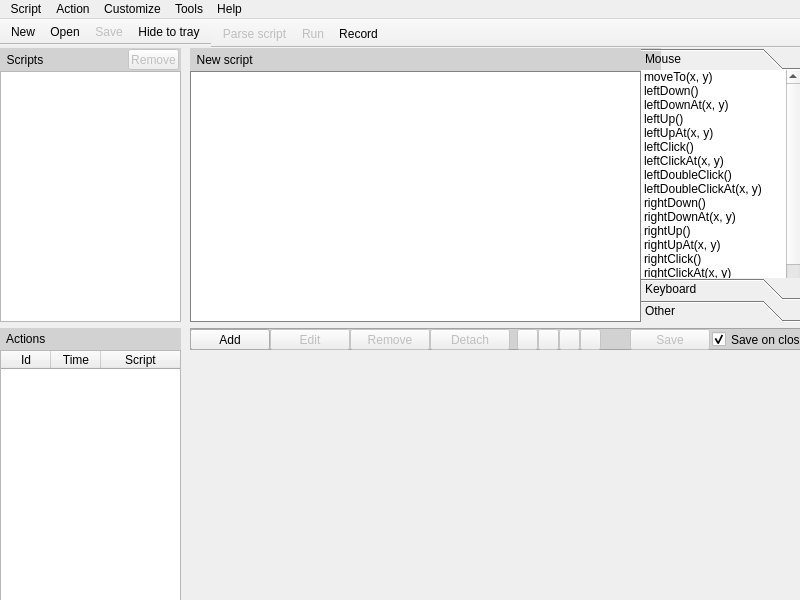
This is DoForMe!/mainwin.ui in jajcek/DoForMe as Qt 5 draws it before an edit. The edited form follows.
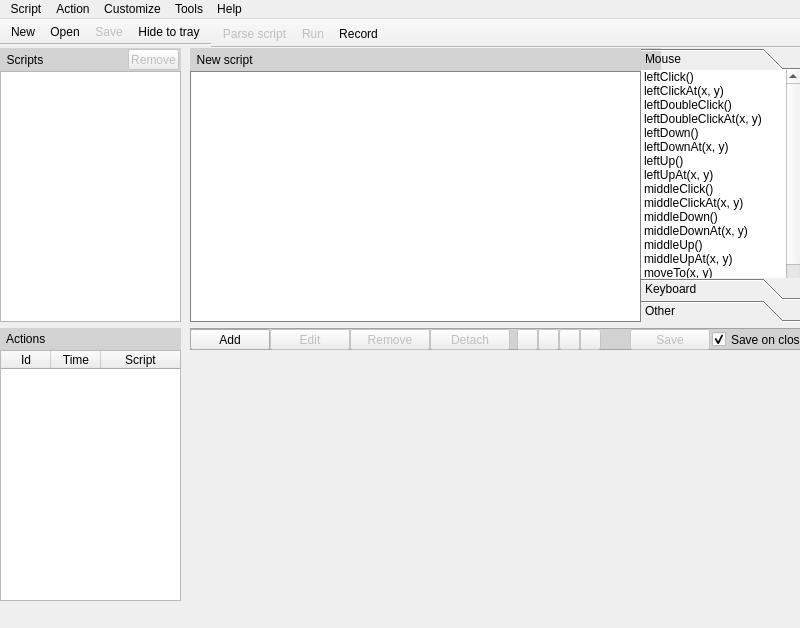
This is the edited form. The open tabs and pages were chosen to show the change. Icons and pictures are not drawn.

Commit message: - fixed an inaccuracy in functions list, there was a {tab} special key instead of {t}

```diff
--- a/DoForMe!/mainwin.ui
+++ b/DoForMe!/mainwin.ui
@@ -7,7 +7,7 @@
     <x>0</x>
     <y>0</y>
     <width>800</width>
-    <height>600</height>
+    <height>628</height>
    </rect>
   </property>
   <property name="minimumSize">
@@ -344,31 +344,6 @@
       <property name="sortingEnabled">
        <bool>true</bool>
       </property>
-      <item>
-       <property name="text">
-        <string>moveTo(x, y)</string>
-       </property>
-      </item>
-      <item>
-       <property name="text">
-        <string>leftDown()</string>
-       </property>
-      </item>
-      <item>
-       <property name="text">
-        <string>leftDownAt(x, y)</string>
-       </property>
-      </item>
-      <item>
-       <property name="text">
-        <string>leftUp()</string>
-       </property>
-      </item>
-      <item>
-       <property name="text">
-        <string>leftUpAt(x, y)</string>
-       </property>
-      </item>
       <item>
        <property name="text">
         <string>leftClick()</string>
@@ -391,32 +366,32 @@
       </item>
       <item>
        <property name="text">
-        <string>rightDown()</string>
+        <string>leftDown()</string>
        </property>
       </item>
       <item>
        <property name="text">
-        <string>rightDownAt(x, y)</string>
+        <string>leftDownAt(x, y)</string>
        </property>
       </item>
       <item>
        <property name="text">
-        <string>rightUp()</string>
+        <string>leftUp()</string>
        </property>
       </item>
       <item>
        <property name="text">
-        <string>rightUpAt(x, y)</string>
+        <string>leftUpAt(x, y)</string>
        </property>
       </item>
       <item>
        <property name="text">
-        <string>rightClick()</string>
+        <string>middleClick()</string>
        </property>
       </item>
       <item>
        <property name="text">
-        <string>rightClickAt(x, y)</string>
+        <string>middleClickAt(x, y)</string>
        </property>
       </item>
       <item>
@@ -441,12 +416,37 @@
       </item>
       <item>
        <property name="text">
-        <string>middleClick()</string>
+        <string>moveTo(x, y)</string>
        </property>
       </item>
       <item>
        <property name="text">
-        <string>middleClickAt(x, y)</string>
+        <string>rightClick()</string>
+       </property>
+      </item>
+      <item>
+       <property name="text">
+        <string>rightClickAt(x, y)</string>
+       </property>
+      </item>
+      <item>
+       <property name="text">
+        <string>rightDown()</string>
+       </property>
+      </item>
+      <item>
+       <property name="text">
+        <string>rightDownAt(x, y)</string>
+       </property>
+      </item>
+      <item>
+       <property name="text">
+        <string>rightUp()</string>
+       </property>
+      </item>
+      <item>
+       <property name="text">
+        <string>rightUpAt(x, y)</string>
        </property>
       </item>
      </widget>
```
Left out of the diff: 12 changed lines with no effect on the pictures.
